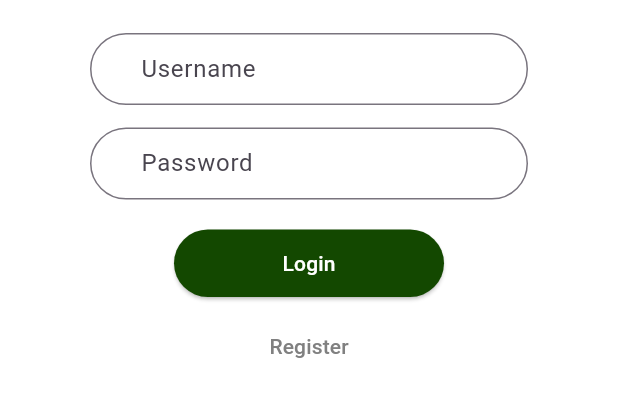
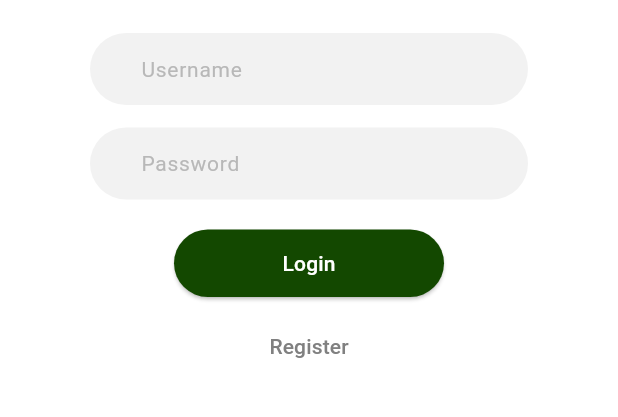
Before and after one commit to etadesse2/Sprout, a Flutter app: the screen it shows after launch, on a phone screen of 412 x 824 dp, the part 498-915 px from its top. Run offline on Flutter 3.47's test engine with Material 3 defaults, Android fonts, the phone set to English and light mode, and no system bars; our stand-ins replace shared_preferences.

Commit message:
updates login ui

```diff
--- a/sprouts/lib/login_screen.dart
+++ b/sprouts/lib/login_screen.dart
@@ -58,15 +58,21 @@ class LoginScreen extends StatelessWidget {
                   TextField(
                     controller: _usernameController,
                     decoration: InputDecoration(
+                      border: const OutlineInputBorder(),
+                      hintText: 'Username',
+                      contentPadding: const EdgeInsets.only(left: 30),
+                      hintStyle: const TextStyle(
+                          fontSize: 14, color: Color(0xFFB8B8B8)),
+                      filled: true,
+                      fillColor: const Color(0xFFF2F2F2),
+                      enabledBorder: OutlineInputBorder(
+                        borderRadius: BorderRadius.circular(40),
+                        borderSide: BorderSide.none,
+                      ),
                       focusedBorder: OutlineInputBorder(
                           borderRadius: BorderRadius.circular(20),
-                          borderSide: const BorderSide(
-                              color: Color.fromARGB(255, 28, 67, 30))),
-                      border: OutlineInputBorder(
-                        borderRadius: BorderRadius.circular(30),
-                      ),
-                      hintText: 'Username',
-                      contentPadding: const EdgeInsets.only(left: 30),
+                          borderSide:
+                              const BorderSide(color: Color(0xFF134800))),
                     ),
                   ),
                   const SizedBox(
@@ -75,17 +81,22 @@ class LoginScreen extends StatelessWidget {
                   TextField(
                     controller: _passwordController,
                     decoration: InputDecoration(
+                      border: const OutlineInputBorder(),
+                      hintText: 'Password',
+                      contentPadding: const EdgeInsets.only(left: 30),
+                      hintStyle: const TextStyle(
+                          fontSize: 14, color: Color(0xFFB8B8B8)),
+                      filled: true,
+                      fillColor: const Color(0xFFF2F2F2),
+                      enabledBorder: OutlineInputBorder(
+                        borderRadius: BorderRadius.circular(40),
+                        borderSide: BorderSide.none,
+                      ),
                       focusedBorder: OutlineInputBorder(
                           borderRadius: BorderRadius.circular(20),
-                          borderSide: const BorderSide(
-                              color: Color.fromARGB(255, 28, 67, 30))),
-                      border: OutlineInputBorder(
-                        borderRadius: BorderRadius.circular(30),
-                      ),
-                      hintText: 'Password',
-                      contentPadding: const EdgeInsets.only(left: 30),
+                          borderSide:
+                              const BorderSide(color: Color(0xFF134800))),
                     ),
-                    obscureText: true,
                   ),
                   SizedBox(
                     width: 180,
```
